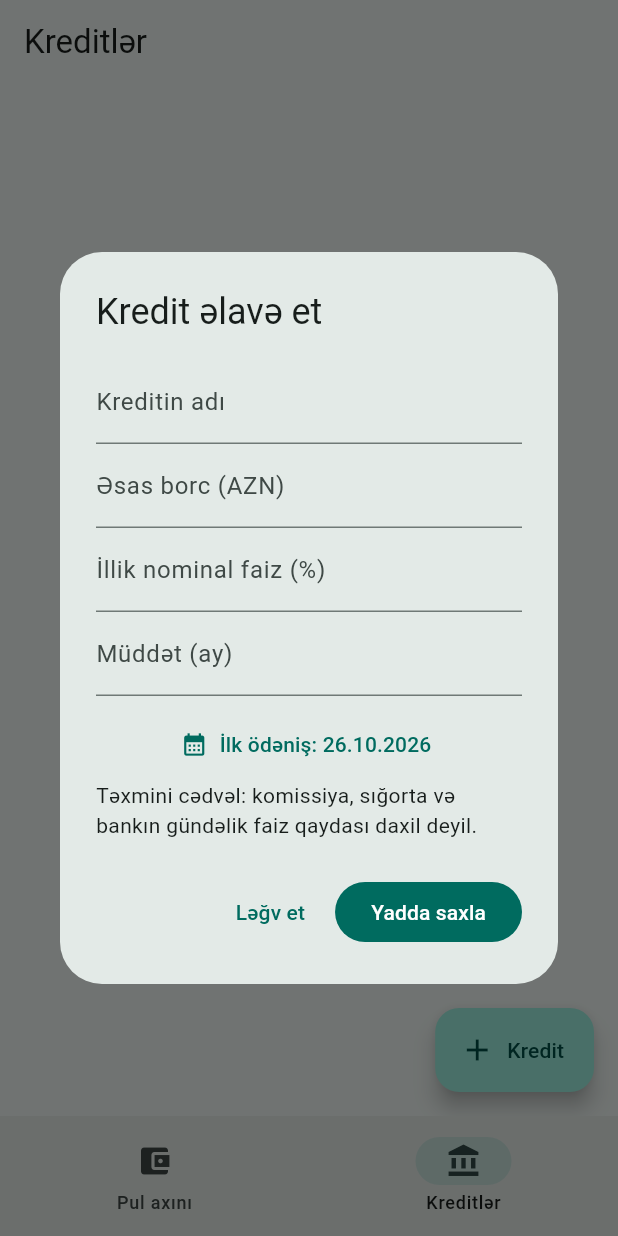
After one commit to vusalaze44/Xerclerim, a Flutter app: the screen it shows after launch, item 2 of the bottom bar chosen, after a tap on "Kredit", on a phone screen of 412 x 824 dp. The commit adds this screen. Run offline on Flutter 3.47's test engine with Material 3 defaults, Android fonts, the phone set to English and light mode, and no system bars; our stand-ins replace sqflite; accounts and stored records are empty.

Commit message:
Add local loan schedules and credit screen

```diff
--- /dev/null
+++ b/mobile/lib/features/loans/loan.dart
@@ -0,0 +1,58 @@
+import 'dart:math' as math;
+
+/// Rate is annual nominal basis points (100 bps = 1%).
+class Loan {
+  const Loan({required this.id, required this.name, required this.principalQepik,
+    required this.annualRateBps, required this.months, required this.firstDueDate});
+  final String id;
+  final String name;
+  final int principalQepik;
+  final int annualRateBps;
+  final int months;
+  final DateTime firstDueDate;
+}
+
+class LoanInstallment {
+  const LoanInstallment(this.number, this.dueDate, this.paymentQepik,
+    this.interestQepik, this.principalQepik, this.balanceQepik);
+  final int number;
+  final DateTime dueDate;
+  final int paymentQepik;
+  final int interestQepik;
+  final int principalQepik;
+  final int balanceQepik;
+}
+
+class LoanSchedule {
+  static List<LoanInstallment> generate(Loan loan) {
+    if (loan.principalQepik <= 0 || loan.months < 1 || loan.months > 600 ||
+        loan.annualRateBps < 0 || loan.annualRateBps > 100000) {
+      throw const FormatException('Kredit şərtləri düzgün deyil.');
+    }
+    final monthlyRate = loan.annualRateBps / 120000;
+    final payment = monthlyRate == 0
+        ? (loan.principalQepik / loan.months).ceil()
+        : (loan.principalQepik * monthlyRate /
+            (1 - math.pow(1 + monthlyRate, -loan.months))).round();
+    var balance = loan.principalQepik;
+    final result = <LoanInstallment>[];
+    for (var i = 0; i < loan.months; i++) {
+      final interest = (balance * loan.annualRateBps / 120000).round();
+      final principal = i == loan.months - 1
+          ? balance
+          : math.min(balance, math.max(1, payment - interest));
+      balance -= principal;
+      final year = loan.firstDueDate.year + (loan.firstDueDate.month - 1 + i) ~/ 12;
+      final month = (loan.firstDueDate.month - 1 + i) % 12 + 1;
+      final lastDay = DateTime(year, month + 1, 0).day;
+      final due = DateTime(year, month,
+          math.min(loan.firstDueDate.day, lastDay));
+      result.add(LoanInstallment(i + 1, due, principal + interest,
+          interest, principal, balance));
+    }
+    return result;
+  }
+
+  static int totalInterest(List<LoanInstallment> schedule) =>
+      schedule.fold(0, (total, item) => total + item.interestQepik);
+}
--- /dev/null
+++ b/mobile/lib/features/loans/loans_page.dart
@@ -0,0 +1,109 @@
+import 'dart:math' as math;
+import 'package:flutter/material.dart';
+import '../../core/money.dart';
+import '../transactions/local_ledger.dart';
+import 'loan.dart';
+
+class LoansPage extends StatefulWidget {
+  const LoansPage({super.key, required this.ledger});
+  final LocalLedger ledger;
+  @override
+  State<LoansPage> createState() => _LoansPageState();
+}
+
+class _LoansPageState extends State<LoansPage> {
+  List<Loan> loans = [];
+  String? error;
+  @override
+  void initState() { super.initState(); _load(); }
+  Future<void> _load() async {
+    try { final result = await widget.ledger.loans(); if (mounted) setState(() { loans = result; error = null; }); }
+    catch (_) { if (mounted) setState(() => error = 'Kreditlər açıla bilmədi.'); }
+  }
+  Future<void> _add() async {
+    final name = TextEditingController();
+    final principal = TextEditingController();
+    final rate = TextEditingController();
+    final months = TextEditingController();
+    final now = DateTime.now();
+    final nextMonth = DateTime(now.year, now.month + 1, 1);
+    var firstDue = DateTime(nextMonth.year, nextMonth.month,
+      math.min(now.day, DateTime(nextMonth.year, nextMonth.month + 1, 0).day));
+    try {
+      await showDialog<void>(context: context, builder: (dialogContext) => StatefulBuilder(
+        builder: (context, refresh) => AlertDialog(
+        title: const Text('Kredit əlavə et'),
+        content: SingleChildScrollView(child: Column(mainAxisSize: MainAxisSize.min, children: [
+          TextField(controller: name, decoration: const InputDecoration(labelText: 'Kreditin adı')),
+          TextField(controller: principal, keyboardType: const TextInputType.numberWithOptions(decimal: true),
+              decoration: const InputDecoration(labelText: 'Əsas borc (AZN)')),
+          TextField(controller: rate, keyboardType: const TextInputType.numberWithOptions(decimal: true),
+              decoration: const InputDecoration(labelText: 'İllik nominal faiz (%)')),
+          TextField(controller: months, keyboardType: TextInputType.number,
+              decoration: const InputDecoration(labelText: 'Müddət (ay)')),
+          const SizedBox(height: 8),
+          TextButton.icon(icon: const Icon(Icons.calendar_month),
+            label: Text('İlk ödəniş: ${firstDue.day}.${firstDue.month}.${firstDue.year}'),
+            onPressed: () async {
+              final picked = await showDatePicker(context: dialogContext,
+                initialDate: firstDue, firstDate: DateTime.now(),
+                lastDate: DateTime.now().add(const Duration(days: 3650)));
+              if (picked != null) refresh(() => firstDue = picked);
+            }),
+          const Text('Təxmini cədvəl: komissiya, sığorta və bankın gündəlik faiz qaydası daxil deyil.'),
+        ])),
+        actions: [
+          TextButton(onPressed: () => Navigator.pop(dialogContext), child: const Text('Ləğv et')),
+          FilledButton(onPressed: () async {
+            try {
+              if (name.text.trim().isEmpty) throw const FormatException();
+              final yearlyBps = Money.parseAzN(rate.text);
+              final count = int.parse(months.text.trim());
+              final now = DateTime.now();
+              final loan = Loan(id: '${now.microsecondsSinceEpoch}', name: name.text.trim(),
+                principalQepik: Money.parseAzN(principal.text), annualRateBps: yearlyBps,
+                months: count, firstDueDate: firstDue);
+              LoanSchedule.generate(loan);
+              await widget.ledger.addLoan(loan);
+              if (dialogContext.mounted) Navigator.pop(dialogContext);
+              await _load();
+            } catch (_) {
+              if (dialogContext.mounted) ScaffoldMessenger.of(dialogContext).showSnackBar(
+                const SnackBar(content: Text('Ad, məbləğ, faiz və müddəti düzgün daxil edin.')));
+            }
+          }, child: const Text('Yadda saxla')),
+        ],
+      )));
+    } finally { name.dispose(); principal.dispose(); rate.dispose(); months.dispose(); }
+  }
+  @override
+  Widget build(BuildContext context) => Scaffold(
+    appBar: AppBar(title: const Text('Kreditlər')),
+    floatingActionButton: FloatingActionButton.extended(onPressed: _add,
+        icon: const Icon(Icons.add), label: const Text('Kredit')),
+    body: error != null ? Center(child: Text(error!)) : loans.isEmpty
+        ? const Center(child: Text('Hələ kredit əlavə edilməyib.'))
+        : ListView(padding: const EdgeInsets.all(16), children: [
+          for (final loan in loans) _loanCard(loan),
+          const SizedBox(height: 80),
+        ]),
+  );
+
+  Widget _loanCard(Loan loan) {
+    final schedule = LoanSchedule.generate(loan);
+    return Card(child: ExpansionTile(
+      title: Text(loan.name),
+      subtitle: Text('${Money.format(loan.principalQepik)} · ${loan.annualRateBps / 100}% · ${loan.months} ay'),
+      children: [
+        ListTile(title: const Text('Təxmini nominal faiz cəmi'),
+          trailing: Text(Money.format(LoanSchedule.totalInterest(schedule)))),
+        for (final item in schedule) ListTile(
+          dense: true,
+          title: Text('${item.number}. ${item.dueDate.day}.${item.dueDate.month}.${item.dueDate.year}'),
+          subtitle: Text('Faiz ${Money.format(item.interestQepik)} · Qalıq ${Money.format(item.balanceQepik)}'),
+          trailing: Text(Money.format(item.paymentQepik)),
+        ),
+      ],
+    ));
+  }
+}
--- a/mobile/lib/features/transactions/local_ledger.dart
+++ b/mobile/lib/features/transactions/local_ledger.dart
@@ -1,13 +1,14 @@
 import 'package:path/path.dart' as p;
 import 'package:sqflite/sqflite.dart';
 import 'transaction.dart';
+import '../loans/loan.dart';
 
 class LocalLedger {
   Database? _db;
 
   Future<Database> get database async => _db ??= await openDatabase(
         p.join(await getDatabasesPath(), 'xerclerim_v1.db'),
-        version: 1,
+        version: 2,
         onCreate: (db, version) async {
           await db.execute('''CREATE TABLE ledger (
             id TEXT PRIMARY KEY, kind TEXT NOT NULL, amount_qepik INTEGER NOT NULL
@@ -15,8 +16,35 @@ class LocalLedger {
             occurred_at TEXT NOT NULL, sync_state TEXT NOT NULL DEFAULT 'pending'
           )''');
           await db.execute('CREATE INDEX ledger_date ON ledger(occurred_at)');
+          await _createLoans(db);
+        },
+        onUpgrade: (db, oldVersion, newVersion) async {
+          if (oldVersion < 2) await _createLoans(db);
         },
       );
+
+  static Future<void> _createLoans(Database db) => db.execute('''CREATE TABLE loans (
+    id TEXT PRIMARY KEY, name TEXT NOT NULL, principal_qepik INTEGER NOT NULL,
+    annual_rate_bps INTEGER NOT NULL, months INTEGER NOT NULL, first_due_date TEXT NOT NULL
+  )''');
+
+  Future<void> addLoan(Loan loan) async {
+    await (await database).insert('loans', {
+      'id': loan.id, 'name': loan.name, 'principal_qepik': loan.principalQepik,
+      'annual_rate_bps': loan.annualRateBps, 'months': loan.months,
+      'first_due_date': loan.firstDueDate.toIso8601String(),
+    });
+  }
+
+  Future<List<Loan>> loans() async {
+    final rows = await (await database).query('loans', orderBy: 'first_due_date ASC');
+    return rows.map((row) => Loan(
+      id: row['id'] as String, name: row['name'] as String,
+      principalQepik: row['principal_qepik'] as int,
+      annualRateBps: row['annual_rate_bps'] as int, months: row['months'] as int,
+      firstDueDate: DateTime.parse(row['first_due_date'] as String),
+    )).toList();
+  }
 
   Future<void> add(LedgerEntry entry) async {
     final db = await database;
--- a/mobile/lib/main.dart
+++ b/mobile/lib/main.dart
@@ -3,6 +3,7 @@ import 'core/money.dart';
 import 'features/dashboard/summary.dart';
 import 'features/transactions/local_ledger.dart';
 import 'features/transactions/transaction.dart';
+import 'features/loans/loans_page.dart';
 
 void main() => runApp(const XerclerimApp());
 
@@ -27,6 +28,7 @@ class _LedgerPageState extends State<LedgerPage> {
   final ledger = LocalLedger();
   List<LedgerEntry> entries = [];
   String? error;
+  int selectedTab = 0;
   @override
   void initState() { super.initState(); _load(); }
   Future<void> _load() async {
@@ -80,6 +82,11 @@ class _LedgerPageState extends State<LedgerPage> {
   Widget build(BuildContext context) {
     final summary = MonthlySummary.from(entries, DateTime.now());
     return Scaffold(
+      bottomNavigationBar: NavigationBar(selectedIndex: selectedTab,
+        onDestinationSelected: (value) => setState(() => selectedTab = value),
+        destinations: const [NavigationDestination(icon: Icon(Icons.account_balance_wallet), label: 'Pul axını'),
+          NavigationDestination(icon: Icon(Icons.account_balance), label: 'Kreditlər')]),
+      body: selectedTab == 1 ? LoansPage(ledger: ledger) : Scaffold(
       appBar: AppBar(title: const Text('Xərclərim')),
       body: error != null ? Center(child: Text(error!)) : ListView(padding: const EdgeInsets.all(16), children: [
         Text('Bu ay', style: Theme.of(context).textTheme.headlineSmall),
@@ -103,6 +110,7 @@ class _LedgerPageState extends State<LedgerPage> {
           trailing: Text('${entry.kind == EntryKind.income ? '+' : '-'}${Money.format(entry.amountQepik)}'),
         ),
       ]),
+      ),
     );
   }
 }
```
Also changed, not shown: 3 other files.
